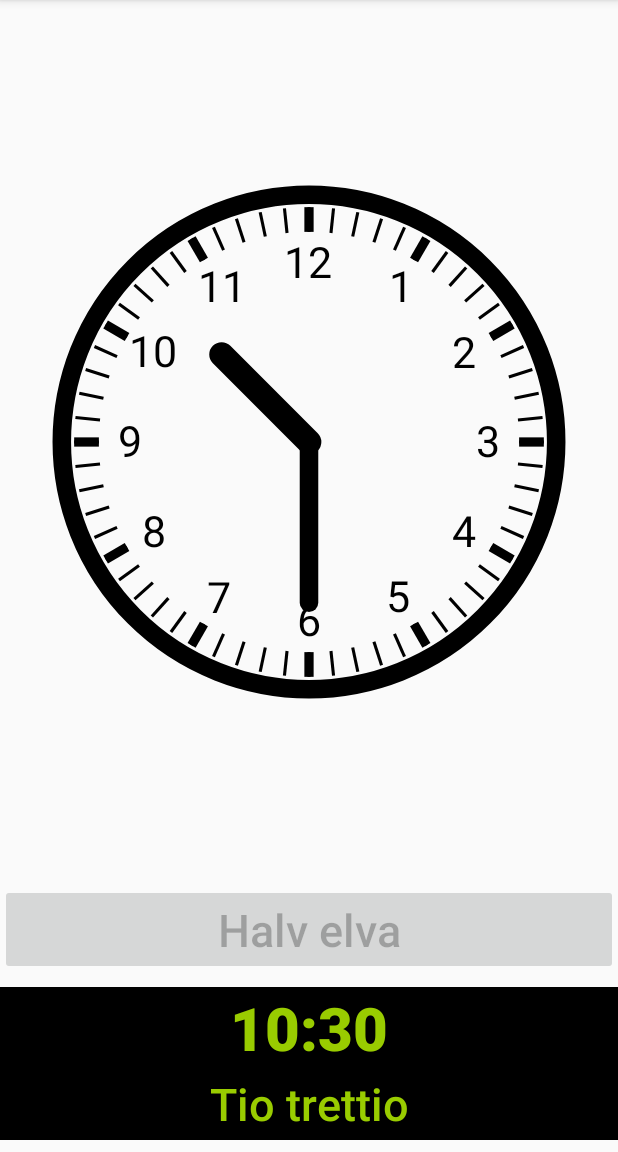
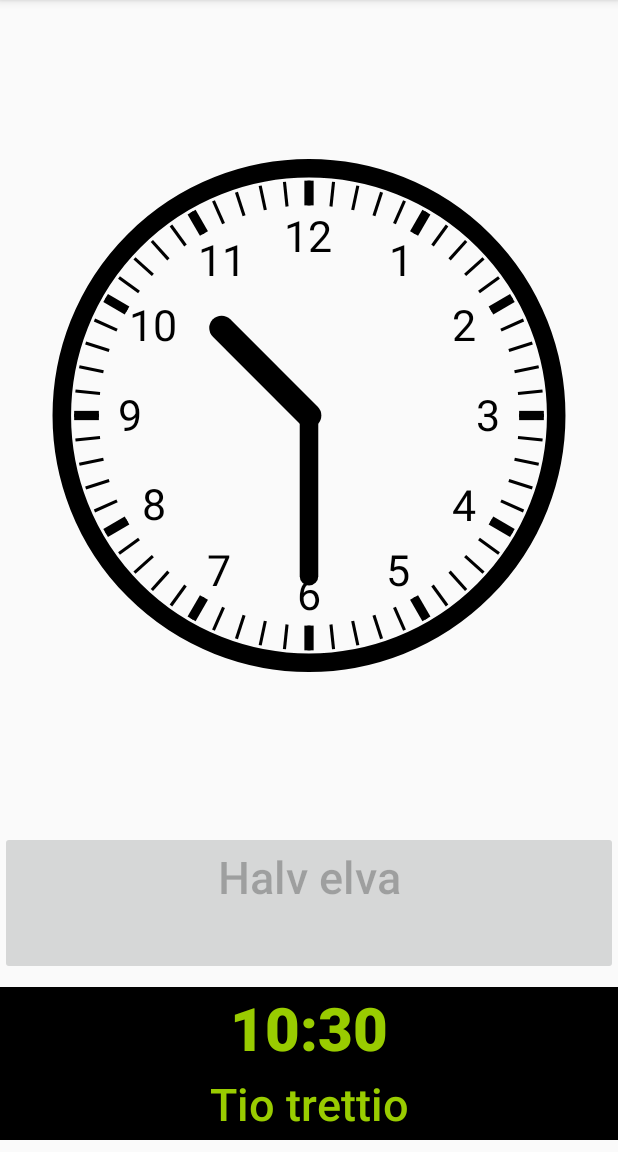
Before and after one commit to walles/barnklocka, an Android app: the screen it shows after launch (MainActivity), on a phone screen of 412 x 824 dp, the part 84-1236 px from its top. Run offline under Robolectric (Android 15) with nearby library versions, the phone set to English and light mode, and no system bars.

Commit message:
Give analog clock readout two lines
Before this change, on some devices the button could change size when
you moved the hands, this looked weird.

```diff
--- a/app/src/main/res/layout/activity_main.xml
+++ b/app/src/main/res/layout/activity_main.xml
@@ -26,6 +26,8 @@
         android:textAlignment="center"
         android:textAllCaps="false"
         android:textSize="30sp"
+        android:lines="2"
+        android:gravity="top"
         android:enabled="false"/>
 
     <Button
```
